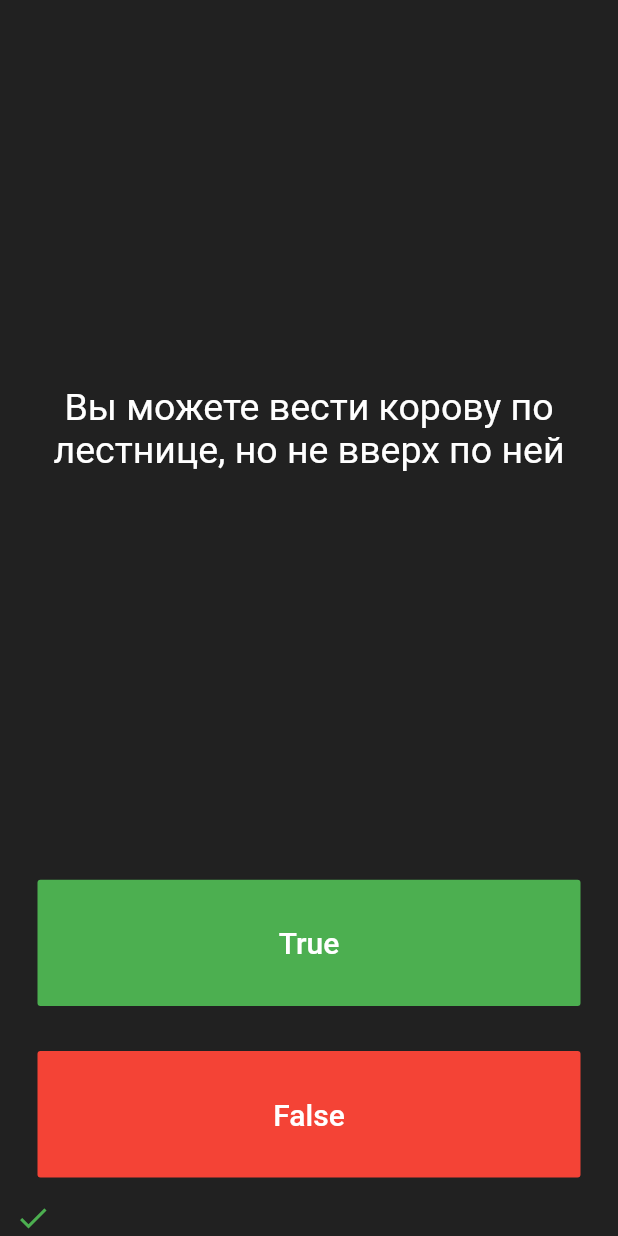
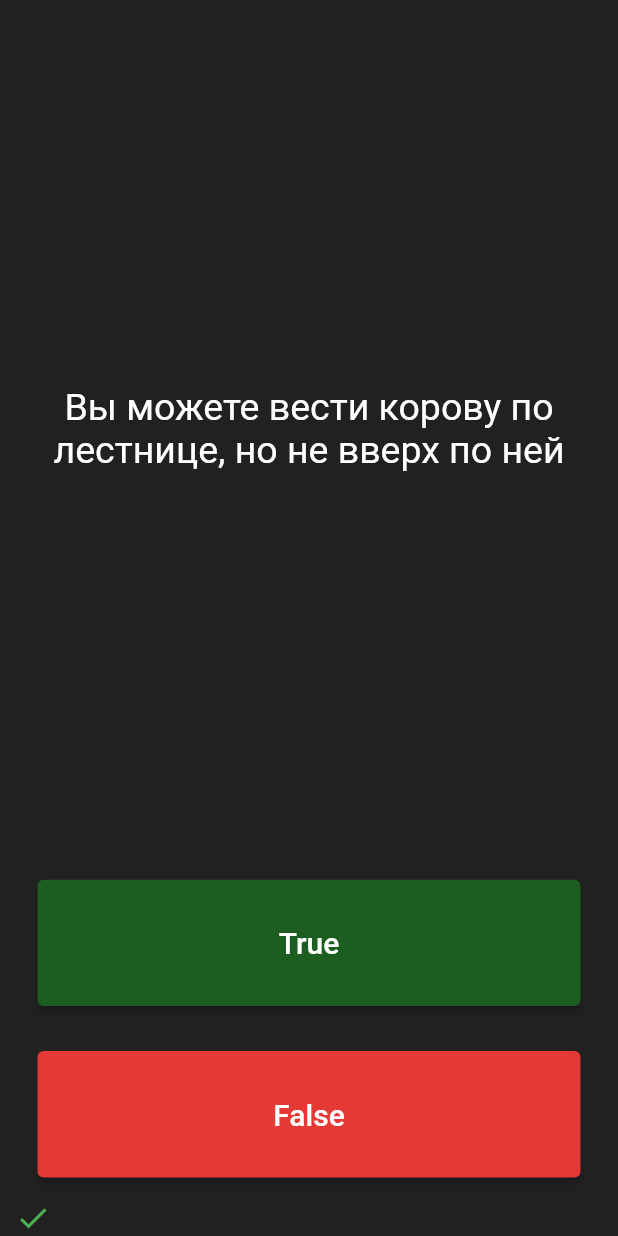
Before and after one commit to WOWDeveloperX/Quizzle, a Flutter app: the screen it shows after launch, after a tap on "True", on a phone screen of 412 x 824 dp. Run offline on Flutter 3.47's test engine with Material 2 defaults, Android fonts, the phone set to English and light mode, and no system bars; our stand-ins replace rflutter_alert.

Commit message:
Class Constructors  .this

```diff
--- a/lib/main.dart
+++ b/lib/main.dart
@@ -1,5 +1,6 @@
 import 'package:flutter/material.dart';
 import 'quiz_brain.dart';
+import 'package:rflutter_alert/rflutter_alert.dart';
 
 QuizBrain quizBrain = QuizBrain();
 
@@ -33,18 +34,32 @@ class _QuizPageState extends State<QuizPage> {
   void checkAnswer(bool userPickedAnswer) {
     bool correctAnswer = quizBrain.getCorrectAnsver();
 
-    setState(
-      () {
+    setState(() {
+      if (quizBrain.isFinished() == true) {
+        Alert(
+          context: context,
+          title: 'Финишь!',
+          desc: 'Спасибо за игру!!!',
+        ).show();
+
+        quizBrain.reset();
+
+        storeKeeper = [];
+      } else {
         if (userPickedAnswer == correctAnswer) {
-          storeKeeper.add(Icon(Icons.check, color: Colors.green));
-          print('Верно');
+          storeKeeper.add(Icon(
+            Icons.check,
+            color: Colors.green,
+          ));
         } else {
-          storeKeeper.add(Icon(Icons.close, color: Colors.red));
-          print('Не верно');
+          storeKeeper.add(Icon(
+            Icons.close,
+            color: Colors.red,
+          ));
         }
         quizBrain.nextQuestion();
-      },
-    );
+      }
+    });
   }
 
   @override
@@ -77,9 +92,12 @@ class _QuizPageState extends State<QuizPage> {
         Expanded(
           child: Padding(
             padding: EdgeInsets.all(15.0),
-            child: FlatButton(
-              textColor: Colors.white,
-              color: Colors.green,
+            child: ElevatedButton(
+              style: ElevatedButton.styleFrom(
+                onPrimary: Colors.white,
+                primary: Colors.green[900],
+                minimumSize: Size(88, 36),
+              ),
               child: Text(
                 'True',
                 style: TextStyle(
@@ -96,8 +114,12 @@ class _QuizPageState extends State<QuizPage> {
         Expanded(
           child: Padding(
             padding: EdgeInsets.all(15.0),
-            child: FlatButton(
-              color: Colors.red,
+            child: ElevatedButton(
+              style: ElevatedButton.styleFrom(
+                onPrimary: Colors.black,
+                primary: Colors.red[600],
+                minimumSize: Size(88, 36),
+              ),
               child: Text(
                 'False',
                 style: TextStyle(
--- a/lib/question.dart
+++ b/lib/question.dart
@@ -2,10 +2,9 @@ class Question {
   String questionText;
   bool questionAnsver;
 
-  Question(String q, bool a) {
-    questionText = q;
-    questionAnsver = a;
-  }
+  Question(this.questionText, this.questionAnsver);
+  //   questionText = q;
+  //   questionAnsver = a;
+  // }
+
 }
-
-Question newQuestion = Question('TEXT', true);
--- a/lib/quiz_brain.dart
+++ b/lib/quiz_brain.dart
@@ -44,4 +44,17 @@ class QuizBrain {
   bool getCorrectAnsver() {
     return _questionBank[_questionNumber].questionAnsver;
   }
+
+  bool isFinished() {
+    if (_questionNumber >= _questionBank.length - 1) {
+      print('Now returning true');
+      return true;
+    } else {
+      return false;
+    }
+  }
+
+  reset() {
+    _questionNumber = 0;
+  }
 }
--- a/pubspec.yaml
+++ b/pubspec.yaml
@@ -13,6 +13,7 @@ environment:
   sdk: ">=2.1.0 <3.0.0"
 
 dependencies:
+  rflutter_alert: ^2.0.4
   flutter:
     sdk: flutter
 
```
Also changed, not shown: pubspec.lock, 1 other file.
